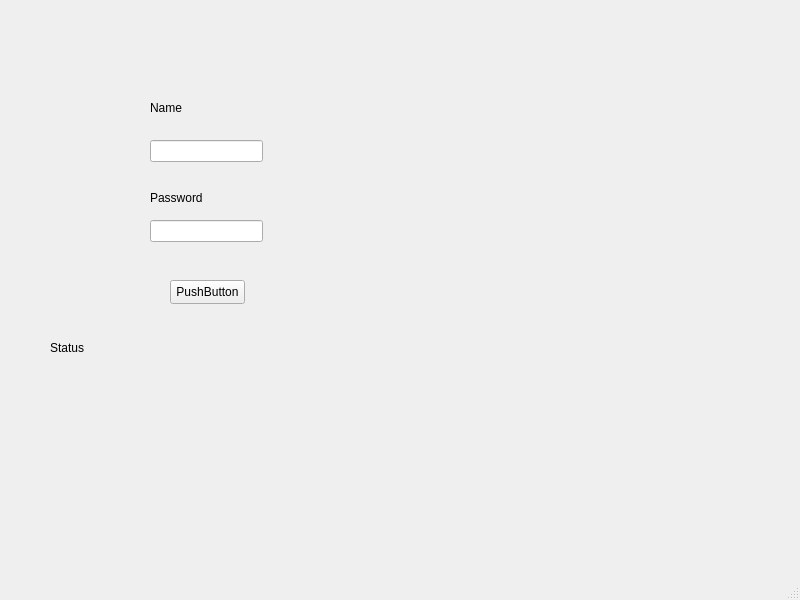
First picture: the form in login.ui, repository BG-Emmanuel/BILLUX-application, before the edit.
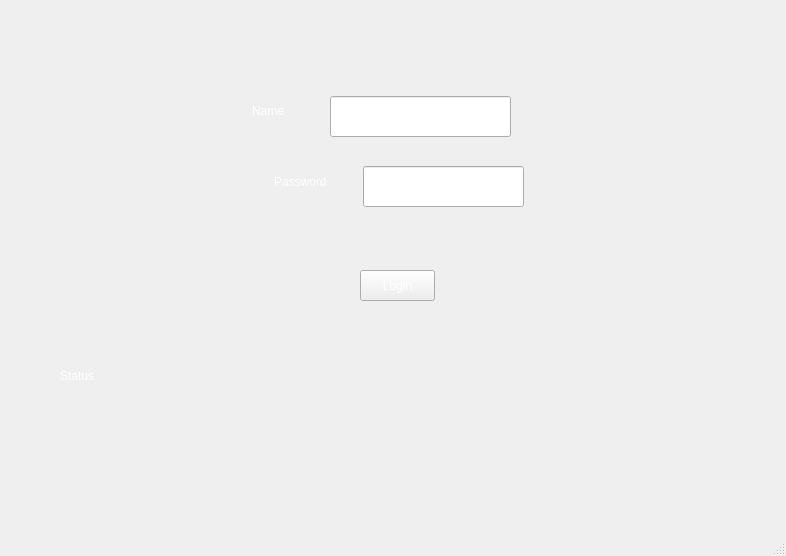
Second picture: the form after the edit. Icons and pictures are not drawn.

```diff
--- a/login.ui
+++ b/login.ui
@@ -6,69 +6,31 @@
    <rect>
     <x>0</x>
     <y>0</y>
-    <width>800</width>
-    <height>600</height>
+    <width>786</width>
+    <height>556</height>
    </rect>
   </property>
   <property name="windowTitle">
    <string>Login</string>
   </property>
+  <property name="styleSheet">
+   <string notr="true"/>
+  </property>
   <widget class="QWidget" name="centralwidget">
-   <widget class="QLineEdit" name="lineEdit">
-    <property name="geometry">
-     <rect>
-      <x>150</x>
-      <y>140</y>
-      <width>113</width>
-      <height>22</height>
-     </rect>
-    </property>
-   </widget>
-   <widget class="QLabel" name="label_2">
-    <property name="geometry">
-     <rect>
-      <x>150</x>
-      <y>190</y>
-      <width>61</width>
-      <height>16</height>
-     </rect>
-    </property>
-    <property name="text">
-     <string>Password</string>
-    </property>
-   </widget>
-   <widget class="QLineEdit" name="lineEdit_2">
-    <property name="geometry">
-     <rect>
-      <x>150</x>
-      <y>220</y>
-      <width>113</width>
-      <height>22</height>
-     </rect>
-    </property>
-   </widget>
-   <widget class="QLabel" name="label">
-    <property name="geometry">
-     <rect>
-      <x>150</x>
-      <y>100</y>
-      <width>49</width>
-      <height>16</height>
-     </rect>
-    </property>
-    <property name="text">
-     <string>Name</string>
-    </property>
-   </widget>
    <widget class="QLabel" name="label_3">
     <property name="geometry">
      <rect>
-      <x>50</x>
-      <y>340</y>
-      <width>49</width>
-      <height>16</height>
+      <x>60</x>
+      <y>350</y>
+      <width>71</width>
+      <height>51</height>
      </rect>
     </property>
+    <property name="styleSheet">
+     <string notr="true">color: rgb(255, 255, 255);
+font: 700 10pt &quot;Segoe UI&quot;;
+image: url(:/res/png1.PNG);</string>
+    </property>
     <property name="text">
      <string>Status</string>
     </property>
@@ -76,16 +38,99 @@
    <widget class="QPushButton" name="pushButton">
     <property name="geometry">
      <rect>
-      <x>170</x>
-      <y>280</y>
+      <x>360</x>
+      <y>270</y>
       <width>75</width>
-      <height>24</height>
+      <height>31</height>
      </rect>
     </property>
+    <property name="styleSheet">
+     <string notr="true">
+font: 700 10pt &quot;Segoe UI&quot;;
+image: url(:/res/OIP.jpeg);
+color: rgb(255, 255, 255);</string>
+    </property>
     <property name="text">
-     <string>PushButton</string>
+     <string>Login</string>
     </property>
    </widget>
+   <widget class="QLabel" name="label_4">
+    <property name="geometry">
+     <rect>
+      <x>220</x>
+      <y>339</y>
+      <width>63</width>
+      <height>21</height>
+     </rect>
+    </property>
+    <property name="text">
+     <string/>
+    </property>
+   </widget>
+   <widget class="QLineEdit" name="lineEdit_2">
+    <property name="geometry">
+     <rect>
+      <x>363</x>
+      <y>166</y>
+      <width>161</width>
+      <height>41</height>
+     </rect>
+    </property>
+    <property name="echoMode">
+     <enum>QLineEdit::EchoMode::PasswordEchoOnEdit</enum>
+    </property>
+   </widget>
+   <widget class="QLabel" name="label_2">
+    <property name="geometry">
+     <rect>
+      <x>274</x>
+      <y>161</y>
+      <width>71</width>
+      <height>41</height>
+     </rect>
+    </property>
+    <property name="styleSheet">
+     <string notr="true">color: rgb(255, 255, 255);
+image: url(:/res/OIP.jpeg);
+font: 700 10pt &quot;Segoe UI&quot;;</string>
+    </property>
+    <property name="text">
+     <string>Password</string>
+    </property>
+   </widget>
+   <widget class="QLineEdit" name="lineEdit">
+    <property name="geometry">
+     <rect>
+      <x>330</x>
+      <y>96</y>
+      <width>181</width>
+      <height>41</height>
+     </rect>
+    </property>
+   </widget>
+   <widget class="QLabel" name="label">
+    <property name="geometry">
+     <rect>
+      <x>252</x>
+      <y>90</y>
+      <width>71</width>
+      <height>41</height>
+     </rect>
+    </property>
+    <property name="styleSheet">
+     <string notr="true">font: 700 10pt &quot;Segoe UI&quot;;
+image: url(:/res/OIP.jpeg);
+color: rgb(255, 255, 255);</string>
+    </property>
+    <property name="text">
+     <string>Name</string>
+    </property>
+   </widget>
+   <zorder>layoutWidget</zorder>
+   <zorder>layoutWidget</zorder>
+   <zorder>label_4</zorder>
+   <zorder>label_3</zorder>
+   <zorder>pushButton</zorder>
   </widget>
   <widget class="QMenuBar" name="menubar">
    <property name="geometry">
```
Left out of the diff: 2 changed lines with no effect on the pictures.
